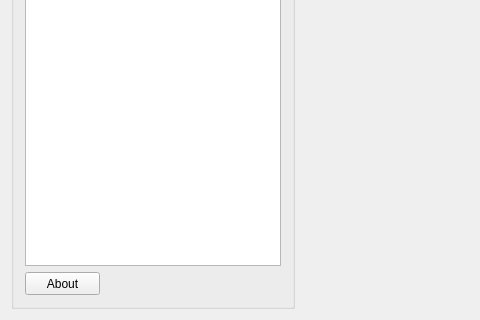
The window that applications/mne_scan/plugins/natus/FormFiles/natussetup.ui (mne-tools/mne-cpp) describes before a commit, drawn with Qt 5; both pictures show x 0 to 480 and y 325 to 645 of the 713 by 645 pixel window.
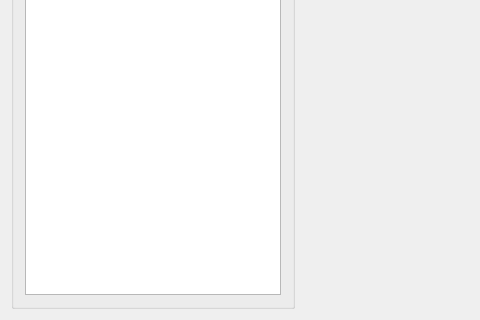
The same window after the commit.

Diff of the .ui file:
```diff
--- a/applications/mne_scan/plugins/natus/FormFiles/natussetup.ui
+++ b/applications/mne_scan/plugins/natus/FormFiles/natussetup.ui
@@ -102,25 +102,6 @@
           </property>
          </widget>
         </item>
-        <item row="1" column="0">
-         <widget class="QPushButton" name="m_qPushButton_About">
-          <property name="minimumSize">
-           <size>
-            <width>75</width>
-            <height>23</height>
-           </size>
-          </property>
-          <property name="maximumSize">
-           <size>
-            <width>75</width>
-            <height>23</height>
-           </size>
-          </property>
-          <property name="text">
-           <string>About</string>
-          </property>
-         </widget>
-        </item>
        </layout>
       </widget>
      </item>
```
